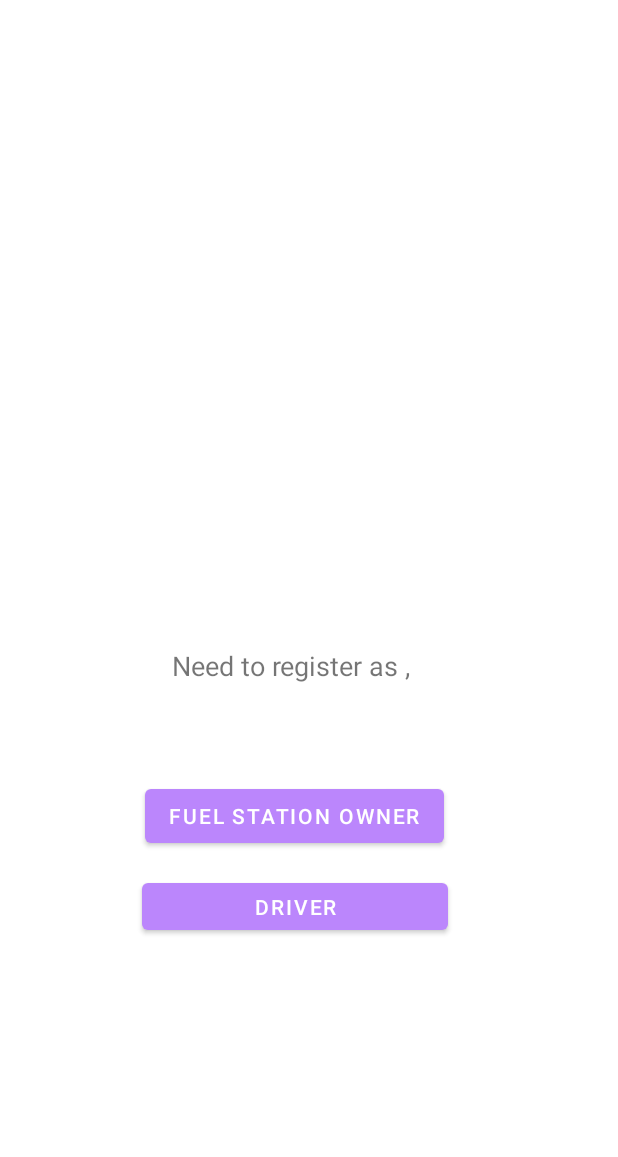
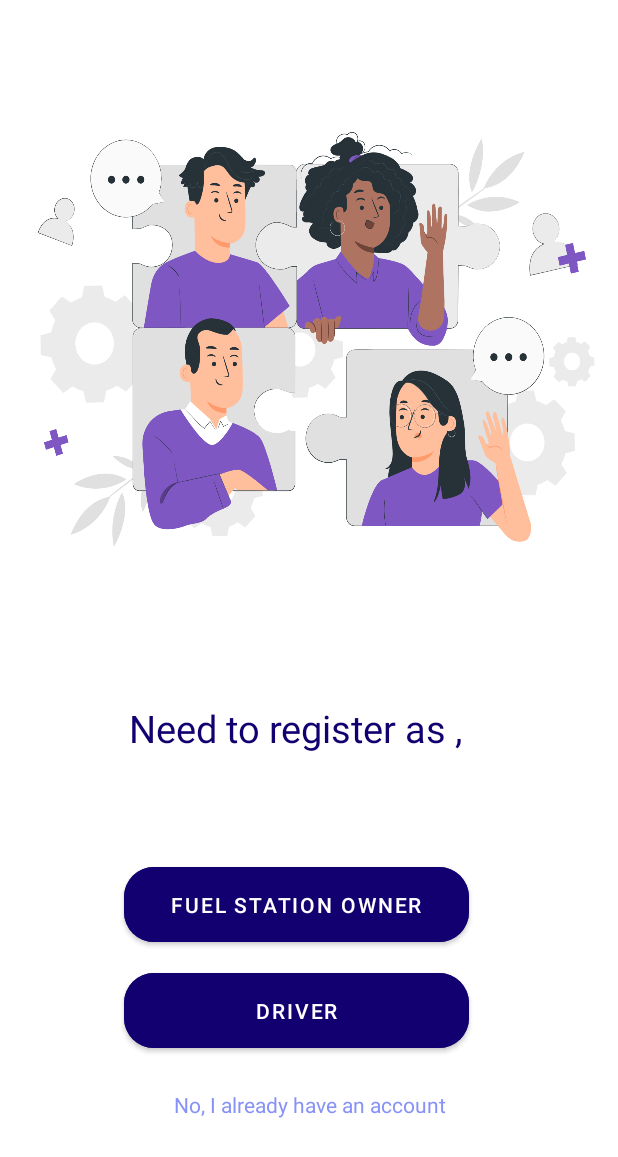
Before and after one commit to DevinMunasinghe/fuelBuddy-frontend, an Android app: the layout activity_register_page.xml on its own in the app's theme, with its tools: preview values and no code run, on a phone screen of 412 x 824 dp. Shown: the top 1157 px of the screen. Run offline under Robolectric (Android 15) with nearby library versions, the phone set to English and light mode, and no system bars.

Commit message:
register-button-ui-and-update-page-id-fixed

```diff
--- a/app/src/main/res/layout/activity_register_page.xml
+++ b/app/src/main/res/layout/activity_register_page.xml
@@ -7,39 +7,81 @@
     android:layout_height="match_parent"
     tools:context=".RegisterPage">
 
+    <LinearLayout
+        android:id="@+id/registerLinerLayout"
+        android:layout_width="match_parent"
+        android:layout_height="450dp"
+        android:background="@drawable/registerbtnpageiameg"
+        android:gravity="center"
+        android:orientation="vertical"
+        app:layout_constraintBottom_toBottomOf="parent"
+        app:layout_constraintTop_toTopOf="parent"
+        app:layout_constraintVertical_bias="0.0"
+        tools:layout_editor_absoluteX="-16dp">
+
+    </LinearLayout>
+
+    <TextView
+        android:id="@+id/registerPageLabel"
+        android:layout_width="wrap_content"
+        android:layout_height="wrap_content"
+        android:text="@string/registerPageLabel"
+        app:layout_constraintBottom_toTopOf="@+id/stationOwnerBtn"
+        app:layout_constraintEnd_toEndOf="parent"
+        app:layout_constraintHorizontal_bias="0.453"
+        app:layout_constraintStart_toStartOf="parent"
+        app:layout_constraintTop_toTopOf="parent"
+        app:layout_constraintVertical_bias="0.871"
+        android:layout_below="@+id/registerLinerLayout"
+        android:textSize="25dp"
+        android:textColor="@color/navy_clue"
+        />
+
     <Button
         android:id="@+id/stationOwnerBtn"
-        android:layout_width="wrap_content"
+        android:layout_width="230dp"
         android:layout_height="wrap_content"
-        android:layout_marginBottom="256dp"
+        android:layout_marginBottom="190dp"
         android:text="@string/stationOwnerBtn"
         app:layout_constraintBottom_toBottomOf="parent"
         app:layout_constraintEnd_toEndOf="parent"
         app:layout_constraintHorizontal_bias="0.455"
-        app:layout_constraintStart_toStartOf="parent" />
+        app:layout_constraintStart_toStartOf="parent"
+        android:layout_below="@+id/registerLinerLayout"
+        android:backgroundTint="@color/navy_clue"
+        app:cornerRadius = "20dp"
+        android:padding="15dp"
+        />
 
     <Button
         android:id="@+id/driverBtn"
-        android:layout_width="204dp"
-        android:layout_height="43dp"
+        android:layout_width="230dp"
+        android:layout_height="wrap_content"
         android:text="@string/driverBtn"
         app:layout_constraintBottom_toBottomOf="parent"
         app:layout_constraintEnd_toEndOf="parent"
         app:layout_constraintHorizontal_bias="0.455"
         app:layout_constraintStart_toStartOf="parent"
         app:layout_constraintTop_toBottomOf="@+id/stationOwnerBtn"
-        app:layout_constraintVertical_bias="0.07" />
+        app:layout_constraintVertical_bias="0.07"
+        android:backgroundTint="@color/navy_clue"
+        app:cornerRadius = "20dp"
+        android:padding="15dp"
+        />
 
     <TextView
-        android:id="@+id/registerPageLabel"
-        android:layout_width="wrap_content"
+        android:id="@+id/loginPageLink"
+        android:layout_width="match_parent"
         android:layout_height="wrap_content"
-        android:text="@string/registerPageLabel"
-        android:textSize="18sp"
-        app:layout_constraintBottom_toTopOf="@+id/stationOwnerBtn"
-        app:layout_constraintEnd_toEndOf="parent"
-        app:layout_constraintHorizontal_bias="0.453"
-        app:layout_constraintStart_toStartOf="parent"
-        app:layout_constraintTop_toTopOf="parent"
-        app:layout_constraintVertical_bias="0.871" />
+        android:layout_below="@+id/driverBtn"
+        android:padding="5dp"
+        android:text="No, I already have an account"
+        android:textAlignment="center"
+        android:textColor="@color/purple"
+        android:textSize="14sp"
+        app:layout_constraintBottom_toBottomOf="parent"
+        app:layout_constraintTop_toBottomOf="@+id/driverBtn"
+        app:layout_constraintVertical_bias="0.186"
+        tools:layout_editor_absoluteX="0dp" />
+
 </androidx.constraintlayout.widget.ConstraintLayout>
```
Also changed, not shown: app/src/main/AndroidManifest.xml (+7 -5 lines), app/src/main/java/com/example/fuelapp/RegisterPage.java (+31 -0 lines), app/src/main/java/com/example/fuelapp/updateOwner.java (+13 -1 lines), app/src/main/res/drawable-v24/registerbtnpageiameg.png (added).
